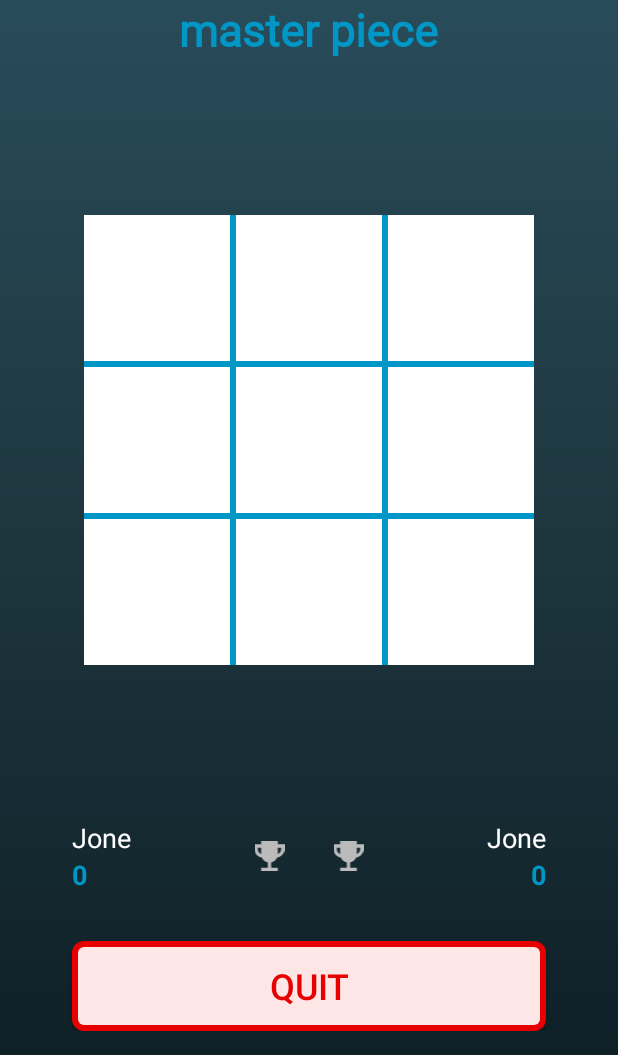
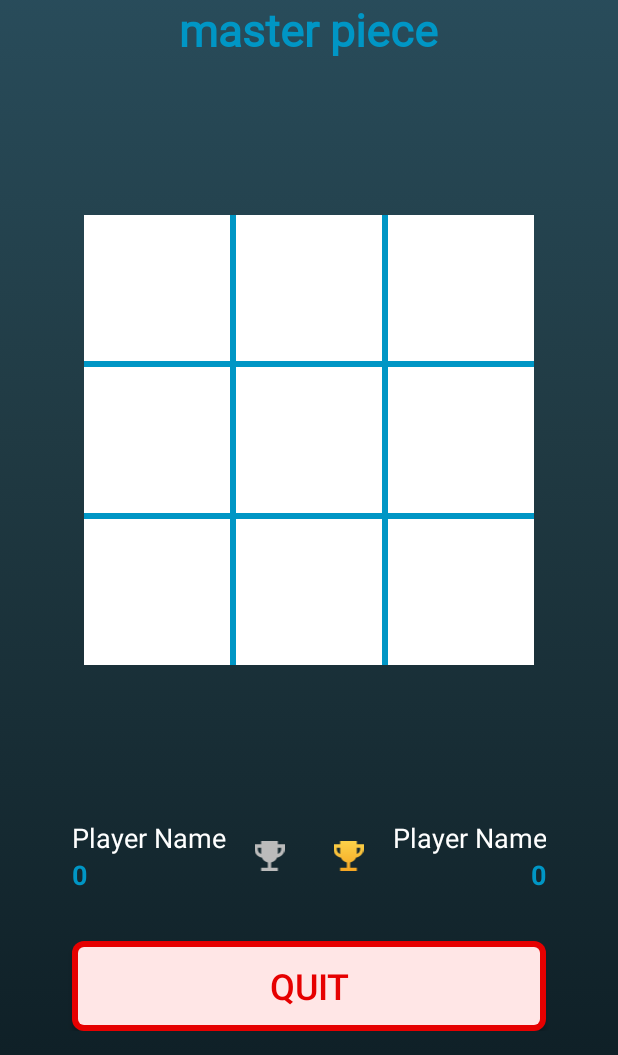
Before and after one commit to Mahmudxon/Tic-Tac-Toe, an Android app: the PlayWithFriendFragment screen opened through its navigation route, after a tap on "PLAY", on a phone screen of 412 x 824 dp, the part 181-1236 px from its top. Run offline under Robolectric (Android 15) with nearby library versions, the phone set to English and light mode, and no system bars; our stand-ins replace Dagger/Hilt's generated code; 2 other taps on this screen came first.

Commit message:
Some changes

```diff
--- a/app/src/main/java/uz/mahmudxon/tictactoe/ui/game/GameFragment.kt
+++ b/app/src/main/java/uz/mahmudxon/tictactoe/ui/game/GameFragment.kt
@@ -4,6 +4,7 @@ import android.view.View
 import androidx.fragment.app.viewModels
 import androidx.lifecycle.Observer
 import androidx.lifecycle.ViewModelProvider
+import kotlinx.android.synthetic.main.fragment_game.*
 import uz.mahmudxon.tictactoe.R
 import uz.mahmudxon.tictactoe.ui.base.BaseFragment
 import javax.inject.Inject
@@ -18,15 +19,46 @@ class GameFragment : BaseFragment(R.layout.fragment_game), View.OnClickListener
 
     override fun onCreate(view: View) {
         setObservers()
-        viewModel.loadWhoFistFromCache()
+        viewModel.setBundle(arguments)
+        setOnClickListeners()
+    }
+
+    private fun setOnClickListeners() {
+        quit?.setOnClickListener(this)
+        btn1?.setOnClickListener(this)
+        btn2?.setOnClickListener(this)
+        btn3?.setOnClickListener(this)
+        btn4?.setOnClickListener(this)
+        btn5?.setOnClickListener(this)
+        btn6?.setOnClickListener(this)
+        btn7?.setOnClickListener(this)
+        btn8?.setOnClickListener(this)
+        btn9?.setOnClickListener(this)
     }
 
     private fun setObservers() {
-        viewModel.getIsCrossFirst().observe(this, Observer { })
+        viewModel.getIsCrossTurn().observe(this, Observer { if (it) crossTurn() else circleTurn() })
+        viewModel.getPlayers().observe(this, Observer { setPlayerNames(it) })
+    }
+
+
+    private fun setPlayerNames(players: List<String>) {
+        Player1?.text = players[0]
+        Player2?.text = players[1]
+    }
+
+    private fun crossTurn() {
+        player2_trophy?.setImageResource(R.drawable.ic_trophy_golden)
+        player1_trophy?.setImageResource(R.drawable.ic_trophy_grey)
+    }
+
+    private fun circleTurn() {
+        player1_trophy?.setImageResource(R.drawable.ic_trophy_golden)
+        player2_trophy?.setImageResource(R.drawable.ic_trophy_grey)
     }
 
     override fun onBackPressed() {
-
+        activity?.onBackPressed()
     }
 
     override fun onClick(v: View?) {
@@ -34,6 +66,34 @@ class GameFragment : BaseFragment(R.layout.fragment_game), View.OnClickListener
             R.id.quit -> {
                 onBackPressed()
             }
+
+            R.id.btn1 -> {
+                viewModel.setOnClickGameButton(1)
+            }
+            R.id.btn2 -> {
+                viewModel.setOnClickGameButton(2)
+            }
+            R.id.btn3 -> {
+                viewModel.setOnClickGameButton(3)
+            }
+            R.id.btn4 -> {
+                viewModel.setOnClickGameButton(4)
+            }
+            R.id.btn5 -> {
+                viewModel.setOnClickGameButton(5)
+            }
+            R.id.btn6 -> {
+                viewModel.setOnClickGameButton(6)
+            }
+            R.id.btn7 -> {
+                viewModel.setOnClickGameButton(7)
+            }
+            R.id.btn8 -> {
+                viewModel.setOnClickGameButton(8)
+            }
+            R.id.btn9 -> {
+                viewModel.setOnClickGameButton(9)
+            }
         }
     }
 }
--- a/app/src/main/java/uz/mahmudxon/tictactoe/ui/game/GameViewModel.kt
+++ b/app/src/main/java/uz/mahmudxon/tictactoe/ui/game/GameViewModel.kt
@@ -1,5 +1,6 @@
 package uz.mahmudxon.tictactoe.ui.game
 
+import android.os.Bundle
 import androidx.lifecycle.LiveData
 import androidx.lifecycle.MutableLiveData
 import androidx.lifecycle.ViewModel
@@ -10,15 +11,75 @@ class GameViewModel @Inject constructor() : ViewModel() {
     @Inject
     lateinit var prefs: Prefs
     private val isCrossFirst: MutableLiveData<Boolean> = MutableLiveData()
+    private val isJarvisWithX: MutableLiveData<Boolean> = MutableLiveData()
+    private val players = MutableLiveData<List<String>>()
+    private var isSingleMode: Boolean = false
+    private val buttons = MutableLiveData<List<Int>>()
+    fun getIsCrossTurn(): LiveData<Boolean> = isCrossFirst
 
-    fun getIsCrossFirst(): LiveData<Boolean> = isCrossFirst
-
-    fun setIsCrossFirst(isCrossFirst: Boolean) {
-        this.isCrossFirst.value = isCrossFirst
+    private fun changeTurn() {
+        val isCrossFirst = this.isCrossFirst.value
+        this.isCrossFirst.value = isCrossFirst != true
     }
 
-    fun loadWhoFistFromCache() {
+    fun getButtons(): LiveData<List<Int>> = buttons
+
+    private fun loadWhoFistFromCache() {
         val jb = prefs.get(prefs.isCrossFirst, false)
         isCrossFirst.value = jb
     }
+
+    fun getPlayers(): LiveData<List<String>> = players
+
+    private fun setupSingleMode() {
+        loadJarvisJarvisFromCache()
+        isSingleMode = true
+
+        val players = ArrayList<String>()
+        players.add("You")
+        players.add("Jarvis")
+        if (isJarvisWithX.value != true) {
+            players.reverse()
+        }
+        this.players.value = players
+    }
+
+    private fun setupDoubleMode(playerO: String?, playerX: String?) {
+        isSingleMode = false
+        val players = ArrayList<String>()
+        players.add(playerO ?: "Player-O")
+        players.add(playerX ?: "Player-X")
+        this.players.value = players
+    }
+
+    fun setBundle(bundle: Bundle?) {
+        // restore screen
+        if (this.buttons.value != null)
+            return
+
+        if (bundle == null) {
+            setupSingleMode()
+        } else {
+            val playerO = bundle.getString("playerO")
+            val playerX = bundle.getString("playerX")
+            setupDoubleMode(playerO, playerX)
+        }
+        loadWhoFistFromCache()
+
+        val buttons = ArrayList<Int>()
+        for (x in 1..10)
+            buttons.add(-1)
+        this.buttons.value = buttons
+    }
+
+    private fun loadJarvisJarvisFromCache() {
+        val jb = prefs.get(prefs.isJarvisWithX, false)
+        isJarvisWithX.value = jb
+    }
+
+    private fun isJarvisTurn() = isJarvisWithX.value == isCrossFirst.value && isSingleMode
+
+    fun setOnClickGameButton(which: Int) {
+
+    }
 }
--- a/app/src/main/java/uz/mahmudxon/tictactoe/ui/playwithfriend/PlayWithFriendFragment.kt
+++ b/app/src/main/java/uz/mahmudxon/tictactoe/ui/playwithfriend/PlayWithFriendFragment.kt
@@ -1,5 +1,6 @@
 package uz.mahmudxon.tictactoe.ui.playwithfriend
 
+import android.os.Bundle
 import android.view.View
 import android.view.animation.AnimationUtils
 import androidx.fragment.app.viewModels
@@ -66,8 +67,13 @@ class PlayWithFriendFragment : BaseFragment(R.layout.fragment_play_with_friend),
             R.id.circle -> viewModel.setIsCrossFirst(false)
             R.id.cross -> viewModel.setIsCrossFirst(true)
             R.id.btnPlay -> {
-                // There Can Send Something to GameFragment
-                navController.navigate(R.id.action_playWithFriendFragment_to_gameFragment)
+                val playerO: String =
+                    circle_player?.text?.toString() ?: "Player-O"
+                val playerX: String = cross_player?.text?.toString() ?: "Player-X"
+                val bundle = Bundle()
+                bundle.putString("playerO", playerO)
+                bundle.putString("playerX", playerX)
+                navController.navigate(R.id.action_playWithFriendFragment_to_gameFragment, bundle)
             }
             R.id.btnQuit -> activity?.onBackPressed()
         }
--- a/app/src/main/java/uz/mahmudxon/tictactoe/ui/playwithpc/PLayWithPcViewModel.kt
+++ b/app/src/main/java/uz/mahmudxon/tictactoe/ui/playwithpc/PLayWithPcViewModel.kt
@@ -28,7 +28,7 @@ class PLayWithPcViewModel @Inject constructor() : ViewModel() {
     }
 
     fun loadJarvisButtonFromCache() {
-        val jb = prefs.get(prefs.isCrossFirst, false)
+        val jb = prefs.get(prefs.isJarvisWithX, false)
         isJarvisWithX.value = jb
     }
 
--- a/app/src/main/res/layout/fragment_game.xml
+++ b/app/src/main/res/layout/fragment_game.xml
@@ -212,7 +212,7 @@
                 android:layout_height="wrap_content"
                 android:gravity="start"
                 android:singleLine="true"
-                android:text="Jone"
+                android:text="@string/you"
                 android:textColor="@color/white"
                 android:textSize="@dimen/player_name_text_size" />
 
@@ -265,7 +265,7 @@
                 android:layout_height="wrap_content"
                 android:gravity="end"
                 android:singleLine="true"
-                android:text="Jone"
+                android:text="@string/jarvis"
                 android:textColor="@color/white"
                 android:textSize="@dimen/player_name_text_size" />
 
@@ -281,7 +281,6 @@
                 android:textStyle="bold" />
 
         </LinearLayout>
-
 
     </LinearLayout>
 
@@ -304,9 +303,6 @@
             android:text="@string/quit_button"
             android:textColor="#e60000"
             android:textSize="@dimen/button_text_size" />
-
-
     </LinearLayout>
 
-
 </androidx.constraintlayout.widget.ConstraintLayout>
```
